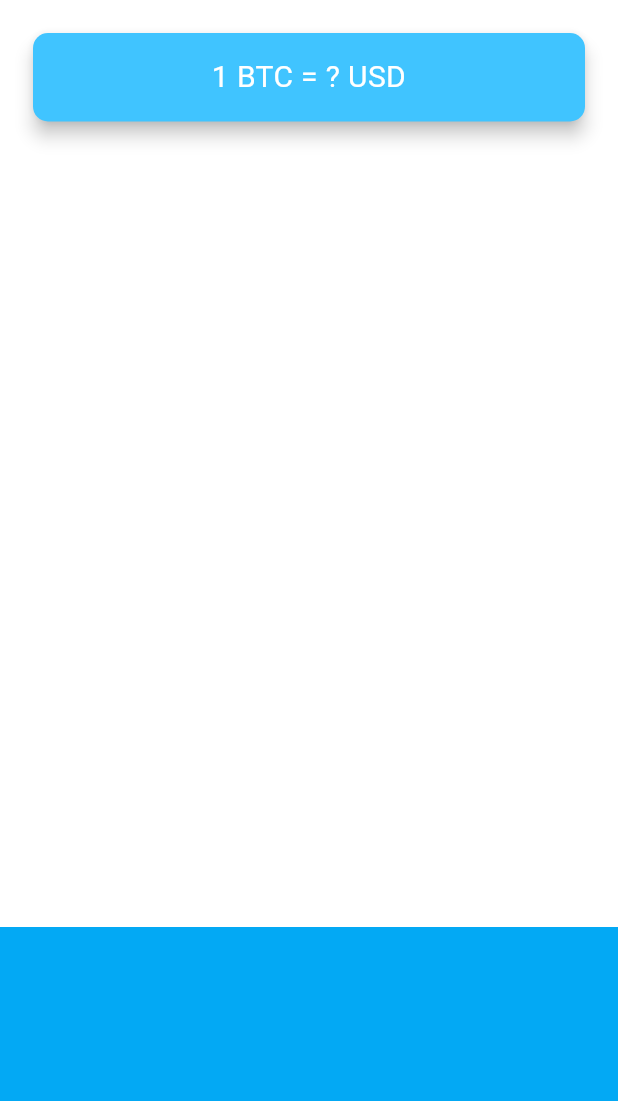
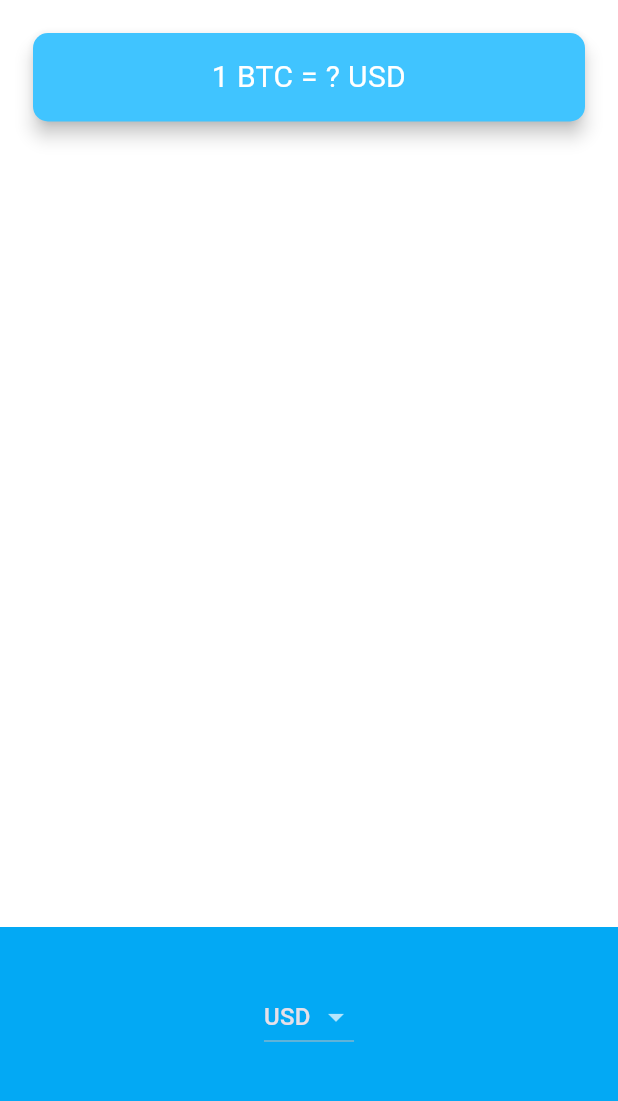
Before and after one commit to xdelmo/the_complete_flutter_development_bootcamp_with_dart, a Flutter app: the screen it shows after launch, on a phone screen of 412 x 824 dp, the part 84-1185 px from its top. Run offline on Flutter 3.47's test engine with Material 3 defaults, Android fonts, the phone set to English and light mode, and no system bars; our stand-ins replace audioplayers, font_awesome_flutter, geolocator, rflutter_alert.

Commit message:
for loop

```diff
--- a/bitcoin_ticker/lib/price_screen.dart
+++ b/bitcoin_ticker/lib/price_screen.dart
@@ -1,3 +1,4 @@
+import 'package:bitcoin_ticker/coin_data.dart';
 import 'package:flutter/material.dart';
 
 class PriceScreen extends StatefulWidget {
@@ -6,6 +7,20 @@ class PriceScreen extends StatefulWidget {
 }
 
 class _PriceScreenState extends State<PriceScreen> {
+  String selectedCurrency = 'USD';
+
+  List<DropdownMenuItem<String>> getDropdownItems() {
+    List<DropdownMenuItem<String>> dropdownItems = [];
+    for (String currency in currenciesList) {
+      var newItem = DropdownMenuItem(
+        child: Text(currency),
+        value: currency,
+      );
+      dropdownItems.add(newItem);
+    }
+    return dropdownItems;
+  }
+
   @override
   Widget build(BuildContext context) {
     return Scaffold(
@@ -42,7 +57,16 @@ class _PriceScreenState extends State<PriceScreen> {
             alignment: Alignment.center,
             padding: EdgeInsets.only(bottom: 30.0),
             color: Colors.lightBlue,
-            child: null,
+            child: DropdownButton<String>(
+              value: selectedCurrency,
+              items: getDropdownItems(),
+              onChanged: (value) => {
+                setState(() {
+                  selectedCurrency = value!;
+                  print(value);
+                }),
+              },
+            ),
           ),
         ],
       ),
```
